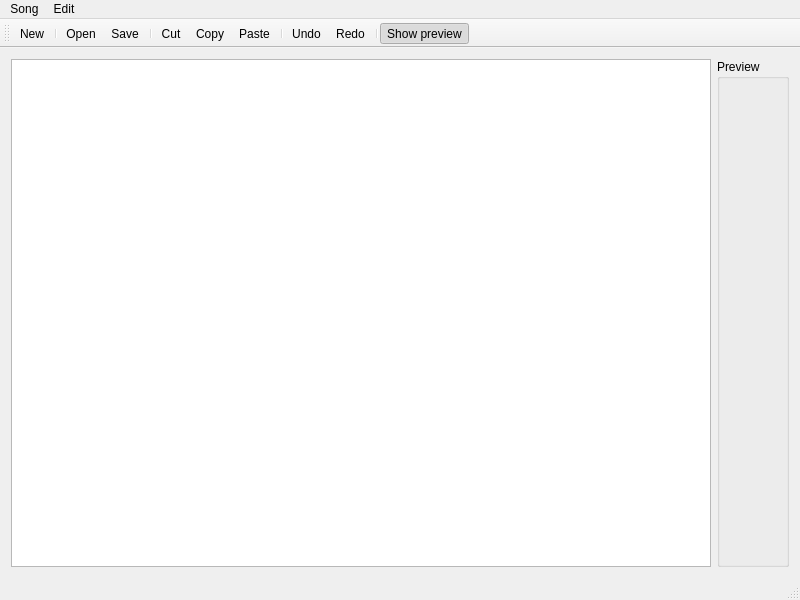
This is SongEditor/SongEditor/SongEditorWindow.ui in uiii/LatexSongbook as Qt 5 draws it before an edit. The edited form follows.
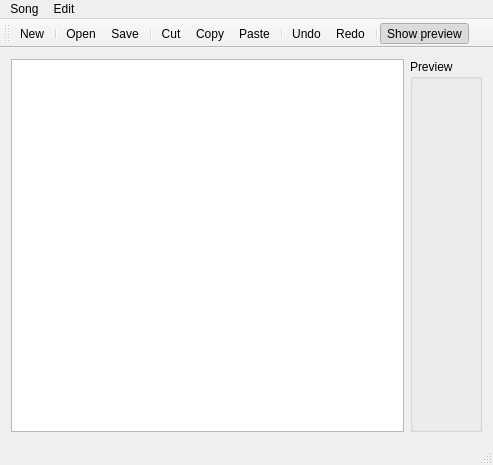
This is the edited form.

Diff of the .ui file:
```diff
--- a/SongEditor/SongEditor/SongEditorWindow.ui
+++ b/SongEditor/SongEditor/SongEditorWindow.ui
@@ -6,8 +6,8 @@
    <rect>
     <x>0</x>
     <y>0</y>
-    <width>800</width>
-    <height>600</height>
+    <width>493</width>
+    <height>465</height>
    </rect>
   </property>
   <property name="acceptDrops">
@@ -48,8 +48,8 @@
     <rect>
      <x>0</x>
      <y>0</y>
-     <width>800</width>
-     <height>19</height>
+     <width>493</width>
+     <height>21</height>
     </rect>
    </property>
    <widget class="QMenu" name="menuSong">
```
Left out of the diff: 97 changed lines with no effect on the pictures.
